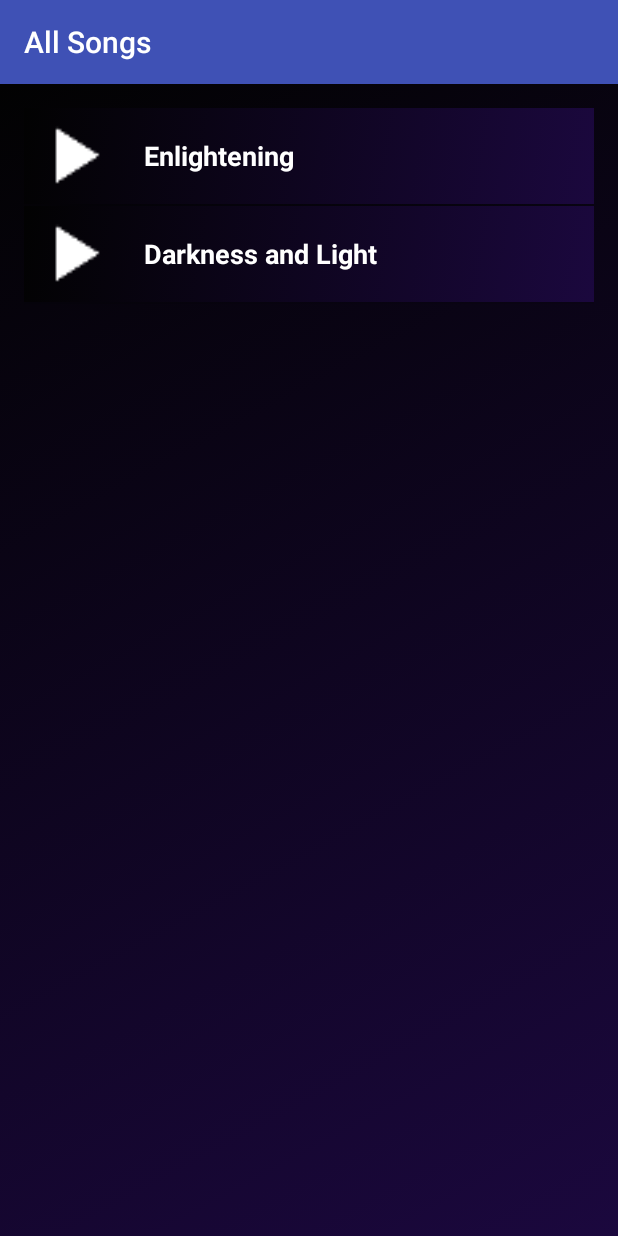
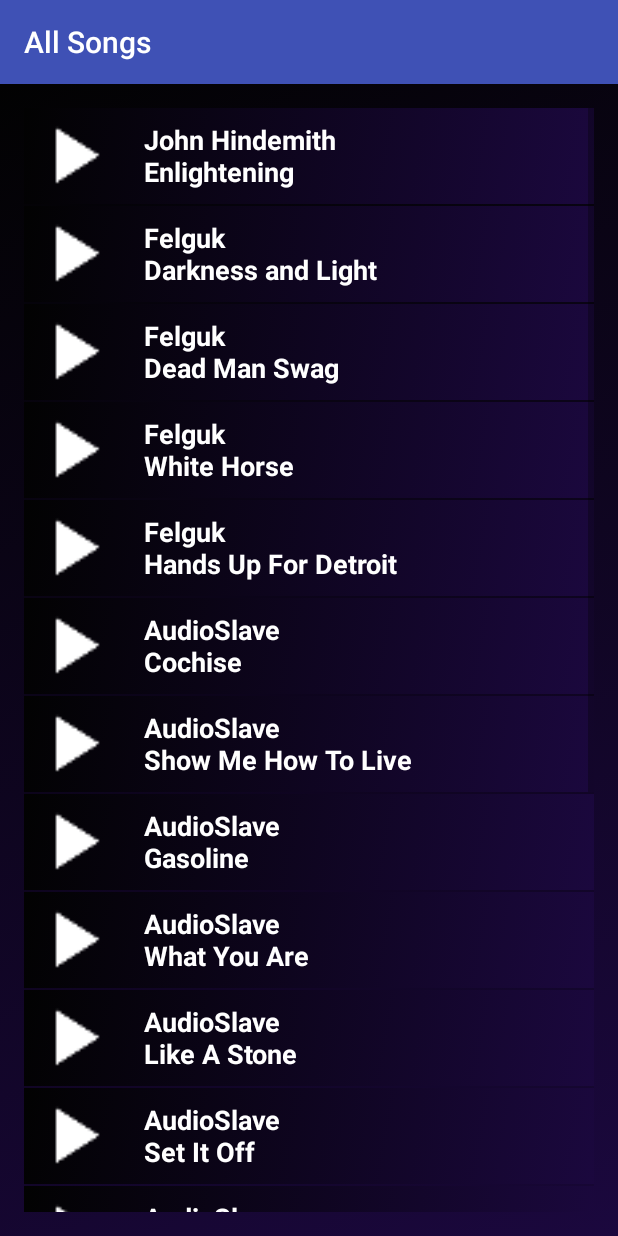
Before and after one commit to jonathanbcsouza/P4-MusicApp, an Android app: the LibraryActivity screen opened directly, with no data from a screen before it, after a tap on "All Songs", on a phone screen of 412 x 824 dp. Run offline under Robolectric (Android 15) with nearby library versions, the phone set to English and light mode, and no system bars.

Commit message:
all songs activity has finished

```diff
--- a/app/src/main/java/com/udacity/music/AllSongs.java
+++ b/app/src/main/java/com/udacity/music/AllSongs.java
@@ -18,10 +18,29 @@ public class AllSongs extends AppCompatActivity {
     protected void onCreate(Bundle savedInstanceState) {
         super.onCreate(savedInstanceState);
         setContentView(R.layout.word_list);
-
+        //Artist1
         final ArrayList<Word> words = new ArrayList<Word>();
-        words.add(new Word(getString(R.string.artist1music1), R.drawable.ic_play_arrow_white_24dp, R.raw.johnhindemith_lightanddarkness));
-        words.add(new Word(getString(R.string.artist1music2), R.drawable.ic_play_arrow_white_24dp, R.raw.johnhindemith_enlightening));
+        words.add(new Word(getString(R.string.artist1) + "\n" + getString(R.string.artist1music1), R.drawable.ic_play_arrow_white_24dp, R.raw.johnhindemith_lightanddarkness));
+        words.add(new Word(getString(R.string.artist2) + "\n" + getString(R.string.artist1music2), R.drawable.ic_play_arrow_white_24dp, R.raw.johnhindemith_enlightening));
+        //Artist2
+        words.add(new Word(getString(R.string.artist2) + "\n" + getString(R.string.artist2music1), R.drawable.ic_play_arrow_white_24dp, R.raw.felguk_dead_man_wag));
+        words.add(new Word(getString(R.string.artist2) + "\n" + getString(R.string.artist2music2), R.drawable.ic_play_arrow_white_24dp, R.raw.felguk_white_horse));
+        words.add(new Word(getString(R.string.artist2) + "\n" + getString(R.string.artist2music3), R.drawable.ic_play_arrow_white_24dp, R.raw.felguk_hands_up_for_detroit));
+        //Artist3
+        words.add(new Word(getString(R.string.artist3) + "\n" + getString(R.string.artist3music1), R.drawable.ic_play_arrow_white_24dp, R.raw.audioslave1_cochise));
+        words.add(new Word(getString(R.string.artist3) + "\n" + getString(R.string.artist3music2), R.drawable.ic_play_arrow_white_24dp, R.raw.audioslave2_show_me_how_to_live));
+        words.add(new Word(getString(R.string.artist3) + "\n" + getString(R.string.artist3music3), R.drawable.ic_play_arrow_white_24dp, R.raw.audioslave3_gasoline));
+        words.add(new Word(getString(R.string.artist3) + "\n" + getString(R.string.artist3music4), R.drawable.ic_play_arrow_white_24dp, R.raw.audioslave4_what_you_are));
+        words.add(new Word(getString(R.string.artist3) + "\n" + getString(R.string.artist3music5), R.drawable.ic_play_arrow_white_24dp, R.raw.audioslave5_like_a_stone));
+        words.add(new Word(getString(R.string.artist3) + "\n" + getString(R.string.artist3music6), R.drawable.ic_play_arrow_white_24dp, R.raw.audioslave6_set_it_off));
+        words.add(new Word(getString(R.string.artist3) + "\n" + getString(R.string.artist3music7), R.drawable.ic_play_arrow_white_24dp, R.raw.audioslave7_shadow_on_the_sun));
+        words.add(new Word(getString(R.string.artist3) + "\n" + getString(R.string.artist3music8), R.drawable.ic_play_arrow_white_24dp, R.raw.audioslave8_i_am_the_highway));
+        words.add(new Word(getString(R.string.artist3) + "\n" + getString(R.string.artist3music9), R.drawable.ic_play_arrow_white_24dp, R.raw.audioslave9_exploder));
+        words.add(new Word(getString(R.string.artist3) + "\n" + getString(R.string.artist3music10), R.drawable.ic_play_arrow_white_24dp, R.raw.audioslave10_hypnotize));
+        words.add(new Word(getString(R.string.artist3) + "\n" + getString(R.string.artist3music11), R.drawable.ic_play_arrow_white_24dp, R.raw.audioslave11_bring_back));
+        words.add(new Word(getString(R.string.artist3) + "\n" + getString(R.string.artist3music12), R.drawable.ic_play_arrow_white_24dp, R.raw.audioslave12_light_my_way));
+        words.add(new Word(getString(R.string.artist3) + "\n" + getString(R.string.artist3music13), R.drawable.ic_play_arrow_white_24dp, R.raw.audioslave13_getaway_car));
+        words.add(new Word(getString(R.string.artist3) + "\n" + getString(R.string.artist3music14), R.drawable.ic_play_arrow_white_24dp, R.raw.audioslave14_the_last_remaining_light));
 
         final WordAdapter itemsAdapter = new WordAdapter(this, words);
         ListView listView = (ListView) findViewById(R.id.word_list);
--- a/app/src/main/java/com/udacity/music/Artist1Songs.java
+++ b/app/src/main/java/com/udacity/music/Artist1Songs.java
@@ -1,5 +1,6 @@
 package com.udacity.music;
 
+import android.content.Intent;
 import android.media.MediaPlayer;
 import android.os.Bundle;
 import android.support.v7.app.AppCompatActivity;
@@ -8,6 +9,7 @@ import android.widget.AdapterView;
 import android.widget.ListView;
 import android.widget.Toast;
 
+import java.io.Serializable;
 import java.util.ArrayList;
 
 public class Artist1Songs extends AppCompatActivity {
@@ -57,5 +59,6 @@ public class Artist1Songs extends AppCompatActivity {
                 });
             }
         });
+
     }
 }
--- a/app/src/main/java/com/udacity/music/LibraryActivity.java
+++ b/app/src/main/java/com/udacity/music/LibraryActivity.java
@@ -53,7 +53,7 @@ public class LibraryActivity extends AppCompatActivity {
         });
 
 
-        TextView genre = (TextView) findViewById(R.id.albunsXmlFromLibrary);
+        TextView genre = (TextView) findViewById(R.id.genreXmlFromLibrary);
         genre.setOnClickListener(new View.OnClickListener()
 
         {
@@ -65,7 +65,7 @@ public class LibraryActivity extends AppCompatActivity {
             }
         });
 
-        TextView allSongs = (TextView) findViewById(R.id.playlistsXmlFromLibrary);
+        TextView allSongs = (TextView) findViewById(R.id.allSongXmlFromLibrary);
         allSongs.setOnClickListener(new View.OnClickListener()
 
         {
@@ -74,6 +74,7 @@ public class LibraryActivity extends AppCompatActivity {
 
                 Intent goToAllSongs = new Intent(LibraryActivity.this, AllSongs.class);
                 startActivity(goToAllSongs);
+
             }
         });
 
--- a/app/src/main/res/layout/activity_library.xml
+++ b/app/src/main/res/layout/activity_library.xml
@@ -28,14 +28,14 @@
             android:text="@string/library_artists" />
 
         <TextView
-            android:id="@+id/albunsXmlFromLibrary"
+            android:id="@+id/genreXmlFromLibrary"
             style="@style/TextWithoutBackground"
             android:layout_width="match_parent"
             android:layout_height="wrap_content"
             android:text="@string/library_genre" />
 
         <TextView
-            android:id="@+id/playlistsXmlFromLibrary"
+            android:id="@+id/allSongXmlFromLibrary"
             style="@style/TextWithoutBackground"
             android:layout_width="match_parent"
             android:layout_height="wrap_content"
--- a/app/src/main/res/layout/word_list.xml
+++ b/app/src/main/res/layout/word_list.xml
@@ -2,12 +2,11 @@
 <ListView xmlns:android="http://schemas.android.com/apk/res/android"
     xmlns:tools="http://schemas.android.com/tools"
     android:id="@+id/word_list"
-    android:orientation="vertical"
     android:layout_width="match_parent"
     android:layout_height="match_parent"
+    android:background="@drawable/gradient"
+    android:orientation="vertical"
     android:paddingBottom="@dimen/activity_vertical_margin"
     android:paddingLeft="@dimen/activity_horizontal_margin"
     android:paddingRight="@dimen/activity_horizontal_margin"
-    android:paddingTop="@dimen/activity_vertical_margin"
-    android:background="@drawable/gradient"
-    />
+    android:paddingTop="@dimen/activity_vertical_margin" />
```
